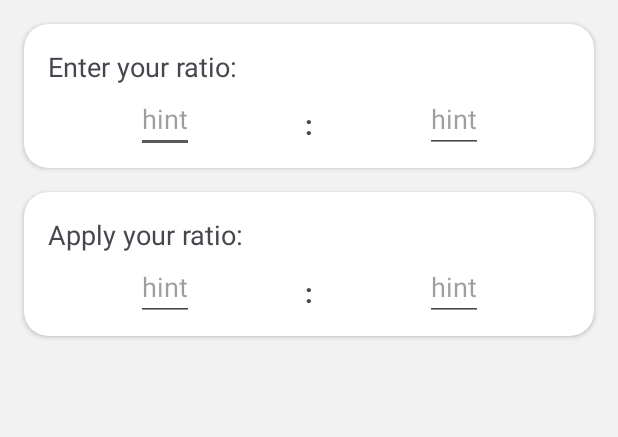
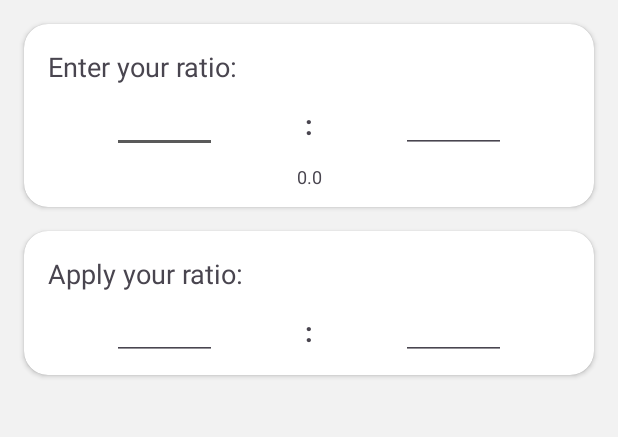
Before and after one commit to spewedprojects/RatioCalculator, an Android app: the screen it shows after launch (MainActivity), on a phone screen of 412 x 824 dp, the part 96-533 px from its top. Run offline under Robolectric (Android 15) with nearby library versions, the phone set to English and light mode, and no system bars.

Commit message:
Initial layout done.
- Layout done.
- Functionality added.
- Ratios increase will be added later.

```diff
--- a/app/src/main/res/layout/activity_main.xml
+++ b/app/src/main/res/layout/activity_main.xml
@@ -73,10 +73,10 @@
 
             <com.google.android.material.textfield.TextInputEditText
                 android:id="@+id/inputF_01"
-                android:layout_width="wrap_content"
+                android:layout_width="70dp"
                 android:layout_height="wrap_content"
-                android:hint="hint"
-                android:layout_marginBottom="10dp"
+                android:hint=""
+                android:gravity="center"
                 app:layout_constraintLeft_toLeftOf="parent"
                 app:layout_constraintRight_toLeftOf="@id/colon01"
                 app:layout_constraintTop_toBottomOf="@+id/enterratio"
@@ -101,12 +101,28 @@
 
             <com.google.android.material.textfield.TextInputEditText
                 android:id="@+id/inputF_02"
-                android:layout_width="wrap_content"
+                android:layout_width="70dp"
                 android:layout_height="wrap_content"
-                android:hint="hint"
+                android:hint=""
+                android:gravity="center"
                 app:layout_constraintRight_toRightOf="parent"
                 app:layout_constraintLeft_toRightOf="@+id/colon01"
                 app:layout_constraintTop_toBottomOf="@+id/enterratio"
+                app:layout_constraintBottom_toBottomOf="parent"
+                app:layout_constraintVertical_bias="0"
+                app:layout_constraintHorizontal_bias="0.5"/>
+
+            <TextView
+                android:id="@+id/ratiofraction"
+                android:layout_width="wrap_content"
+                android:layout_height="wrap_content"
+                android:layout_marginTop="14dp"
+                android:text="0.0"
+                android:layout_marginBottom="12dp"
+                android:textSize="12sp"
+                app:layout_constraintLeft_toRightOf="@+id/inputF_01"
+                app:layout_constraintTop_toBottomOf="@+id/colon01"
+                app:layout_constraintRight_toLeftOf="@id/inputF_02"
                 app:layout_constraintBottom_toBottomOf="parent"
                 app:layout_constraintVertical_bias="0"
                 app:layout_constraintHorizontal_bias="0.5"/>
@@ -142,9 +158,10 @@
 
             <com.google.android.material.textfield.TextInputEditText
                 android:id="@+id/inputF_03"
-                android:layout_width="wrap_content"
+                android:layout_width="70dp"
                 android:layout_height="wrap_content"
-                android:hint="hint"
+                android:hint=""
+                android:gravity="center"
                 android:layout_marginBottom="10dp"
                 app:layout_constraintLeft_toLeftOf="parent"
                 app:layout_constraintRight_toLeftOf="@id/colon02"
@@ -170,9 +187,10 @@
 
             <com.google.android.material.textfield.TextInputEditText
                 android:id="@+id/inputF_04"
-                android:layout_width="wrap_content"
+                android:layout_width="70dp"
                 android:layout_height="wrap_content"
-                android:hint="hint"
+                android:hint=""
+                android:gravity="center"
                 app:layout_constraintRight_toRightOf="parent"
                 app:layout_constraintLeft_toRightOf="@+id/colon02"
                 app:layout_constraintTop_toBottomOf="@+id/applyratio"
```
Also changed, not shown: app/src/main/java/com/gratus/ratiocalculator/MainActivity.java (+143 -1 lines), 4 other files.
